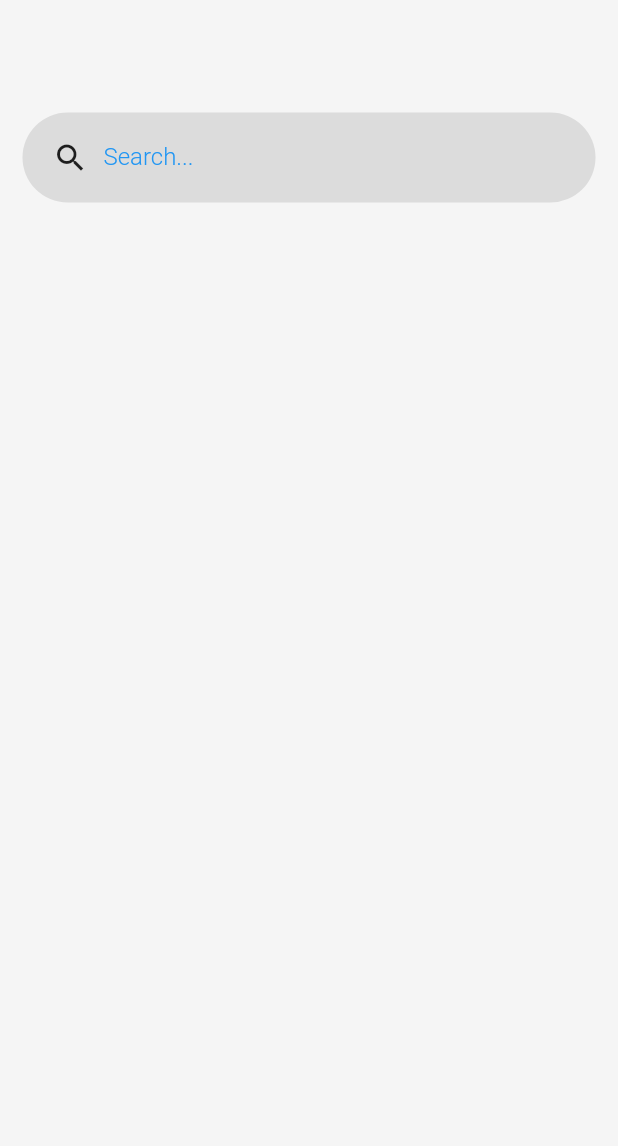
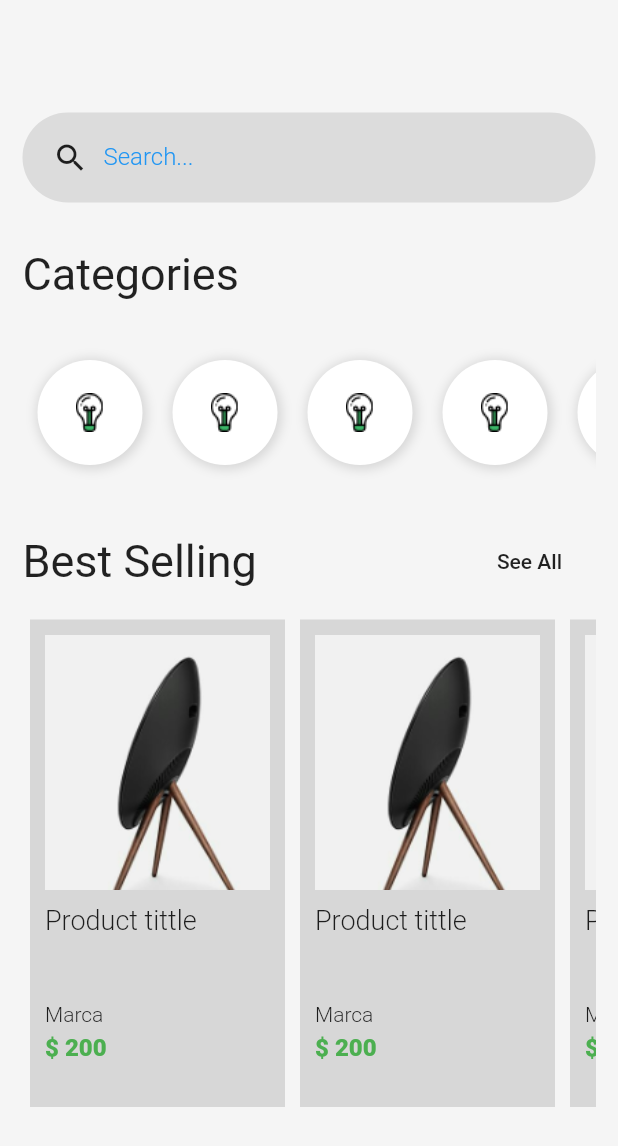
Before and after one commit to DiegoRomario/go_mall_flutter_app, a Flutter app: the screen it shows after launch, after a tap on "Sign In", on a phone screen of 412 x 824 dp. Shown: the top 1146 px of the screen. Run offline on Flutter 3.47's test engine with Material 2 defaults, Android fonts, the phone set to English and light mode, and no system bars.

```diff
--- a/lib/pages/home.page.dart
+++ b/lib/pages/home.page.dart
@@ -1,4 +1,6 @@
 import 'package:flutter/material.dart';
+
+import 'product.page.dart';
 
 class HomePage extends StatelessWidget {
   @override
@@ -14,6 +16,42 @@ class HomePage extends StatelessWidget {
               height: 60,
             ),
             search(),
+            SizedBox(
+              height: 30,
+            ),
+            Text(
+              "Categories",
+              style: TextStyle(fontSize: 30),
+            ),
+            SizedBox(
+              height: 30,
+            ),
+            Container(
+              height: 90,
+              child: categoryList(),
+            ),
+            SizedBox(
+              height: 30,
+            ),
+            Row(
+              mainAxisAlignment: MainAxisAlignment.spaceBetween,
+              children: <Widget>[
+                Text(
+                  "Best Selling",
+                  style: TextStyle(
+                    fontSize: 30,
+                  ),
+                ),
+                FlatButton(onPressed: () {}, child: Text("See All"))
+              ],
+            ),
+            SizedBox(
+              height: 10,
+            ),
+            Container(
+              height: 335,
+              child: productList(context),
+            )
           ],
         ),
       ),
@@ -64,3 +102,121 @@ Widget search() {
     ),
   );
 }
+
+Widget categoryList() {
+  return Container(
+    child: ListView(
+      scrollDirection: Axis.horizontal,
+      children: <Widget>[
+        categoryItem(),
+        categoryItem(),
+        categoryItem(),
+        categoryItem(),
+        categoryItem(),
+      ],
+    ),
+  );
+}
+
+Widget categoryItem() {
+  return Container(
+    width: 70,
+    height: 70,
+    margin: EdgeInsets.all(10),
+    padding: EdgeInsets.all(10),
+    decoration: BoxDecoration(
+      color: Colors.white,
+      boxShadow: [
+        new BoxShadow(
+          color: Colors.black12,
+          offset: new Offset(1, 1),
+          blurRadius: 5,
+          spreadRadius: 2,
+        ),
+      ],
+      borderRadius: BorderRadius.all(
+        Radius.circular(64),
+      ),
+    ),
+    child: Image.asset("assets/Icon_Devices.png"),
+  );
+}
+
+Widget productItem(BuildContext context) {
+  return Container(
+    padding: EdgeInsets.all(10),
+    margin: EdgeInsets.all(5),
+    width: 170,
+    color: Colors.black12,
+    child: Column(
+      crossAxisAlignment: CrossAxisAlignment.start,
+      children: <Widget>[
+        GestureDetector(
+          onTap: () {
+            Navigator.push(
+              context,
+              MaterialPageRoute(
+                builder: (context) => ProductPage(),
+              ),
+            );
+          },
+          child: Image.asset(
+            "assets/product-1.png",
+            width: 170,
+            height: 170,
+            fit: BoxFit.cover,
+          ),
+        ),
+        SizedBox(
+          height: 10,
+        ),
+        Container(
+          height: 60,
+          child: Text(
+            "Product tittle",
+            style: TextStyle(
+              fontSize: 18,
+              fontWeight: FontWeight.w300,
+            ),
+          ),
+        ),
+        SizedBox(
+          height: 5,
+        ),
+        Text(
+          "Marca",
+          style: TextStyle(
+            fontSize: 14,
+            fontWeight: FontWeight.w300,
+          ),
+        ),
+        SizedBox(
+          height: 5,
+        ),
+        Text(
+          "\$ 200",
+          style: TextStyle(
+            fontSize: 16,
+            fontWeight: FontWeight.w900,
+            color: Colors.green,
+          ),
+        )
+      ],
+    ),
+  );
+}
+
+Widget productList(BuildContext context) {
+  return Container(
+    child: ListView(
+      scrollDirection: Axis.horizontal,
+      children: <Widget>[
+        productItem(context),
+        productItem(context),
+        productItem(context),
+        productItem(context),
+        productItem(context),
+      ],
+    ),
+  );
+}
--- /dev/null
+++ b/lib/pages/product.page.dart
@@ -0,0 +1,31 @@
+import 'package:flutter/material.dart';
+
+class ProductPage extends StatelessWidget {
+  @override
+  Widget build(BuildContext context) {
+    return Scaffold(
+      body: NestedScrollView(
+        headerSliverBuilder: (BuildContext context, bool innerBoxIsScrolled) {
+          return <Widget>[
+            SliverAppBar(
+              backgroundColor: Colors.white.withOpacity(0),
+              elevation: 0.0,
+              expandedHeight: 500.0,
+              floating: false,
+              pinned: true,
+              flexibleSpace: FlexibleSpaceBar(
+                centerTitle: true,
+                background: Image.asset(
+                  "assets/product-10.png",
+                  width: double.infinity,
+                  fit: BoxFit.fitWidth,
+                ),
+              ),
+            )
+          ];
+        },
+        body: Container(),
+      ),
+    );
+  }
+}
```
